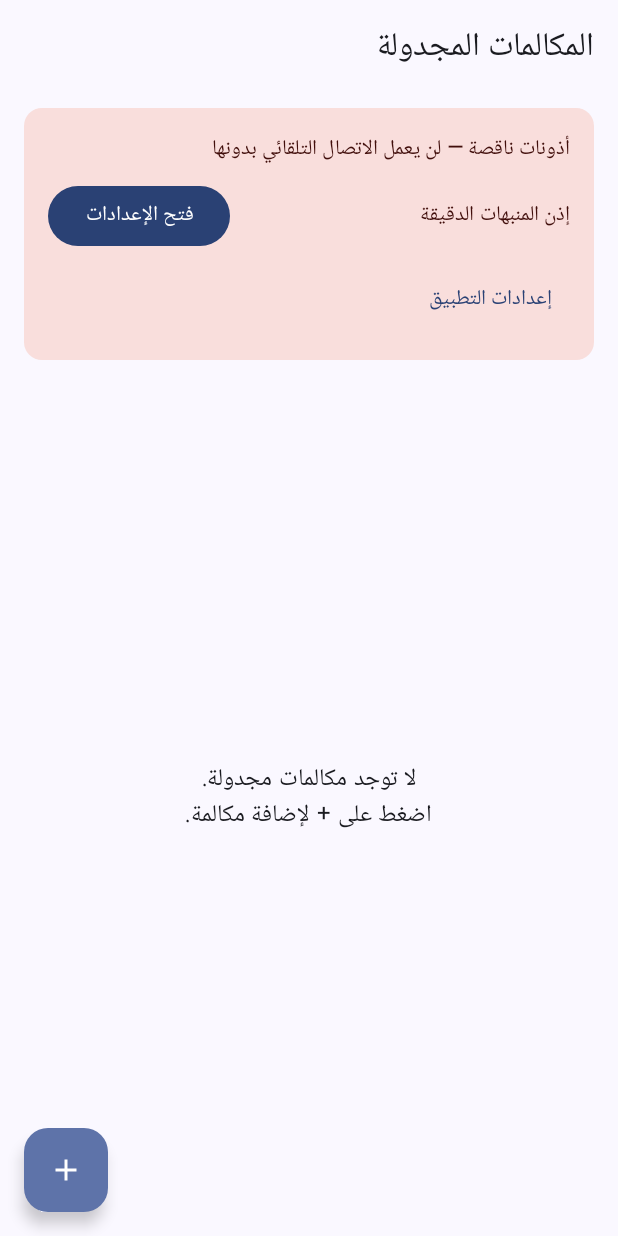
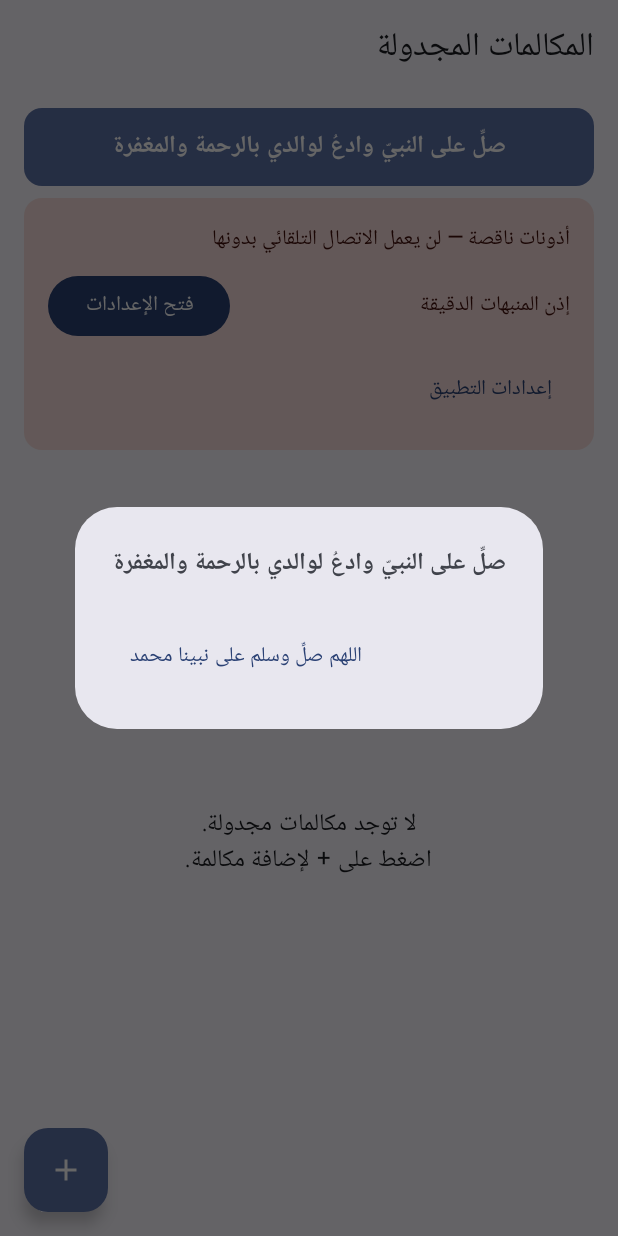
Before and after one commit to joneyasf/autocaller, an Android app built with Jetpack Compose: the screen it shows after launch (MainActivity), on a phone screen of 412 x 824 dp. Run offline under Robolectric (Android 15) with nearby library versions, the phone set to English and light mode, and no system bars; our stand-ins replace Room's generated code.

Commit message:
AutoCaller v4: fix PreciseCallState constants (TelephonyManager, was android.telecom.Call - build failure), add opening dua on app launch

```diff
--- a/app/build.gradle.kts
+++ b/app/build.gradle.kts
@@ -12,8 +12,8 @@ android {
         applicationId = "com.example.autocaller"
         minSdk = 26
         targetSdk = 34
-        versionCode = 3
-        versionName = "1.2"
+        versionCode = 4
+        versionName = "1.3"
     }
 
     buildTypes {
--- a/app/src/main/java/com/example/autocaller/service/CallService.kt
+++ b/app/src/main/java/com/example/autocaller/service/CallService.kt
@@ -138,14 +138,14 @@ class CallService : Service() {
             applicationContext,
             onPreciseStateChanged = { precise ->
                 when (precise) {
-                    android.telecom.Call.PRECISE_CALL_STATE_ACTIVE -> {
+                    TelephonyManager.PRECISE_CALL_STATE_ACTIVE -> {
                         everActive = true
                         if (!outcome.isCompleted) outcome.complete(Outcome.Answered)
                     }
-                    android.telecom.Call.PRECISE_CALL_STATE_DIALING -> {
+                    TelephonyManager.PRECISE_CALL_STATE_DIALING -> {
                         if (dialStartedAt < 0) dialStartedAt = System.currentTimeMillis()
                     }
-                    android.telecom.Call.PRECISE_CALL_STATE_DISCONNECTED -> {
+                    TelephonyManager.PRECISE_CALL_STATE_DISCONNECTED -> {
                         if (!outcome.isCompleted) {
                             endedAt = System.currentTimeMillis()
                             outcome.complete(Outcome.Ended)
--- a/app/src/main/java/com/example/autocaller/service/CallStateMonitor.kt
+++ b/app/src/main/java/com/example/autocaller/service/CallStateMonitor.kt
@@ -25,7 +25,7 @@ import java.util.concurrent.Executor
  *
  * Correct detection:
  * - API 31+: TelephonyCallback.PreciseCallStateListener.
- *   android.telecom.Call.PRECISE_CALL_STATE_ACTIVE = the remote side
+ *   TelephonyManager.PRECISE_CALL_STATE_ACTIVE = the remote side
  *   answered. PRECISE_CALL_STATE_DIALING = ringing out, NOT answered.
  *   PRECISE_CALL_STATE_DISCONNECTED = call ended.
  * - API 26-30 (and as a safety net on all APIs): legacy
--- a/app/src/main/java/com/example/autocaller/ui/MainScreen.kt
+++ b/app/src/main/java/com/example/autocaller/ui/MainScreen.kt
@@ -19,6 +19,7 @@ import androidx.compose.material.icons.filled.Delete
 import androidx.compose.material.icons.filled.Edit
 import androidx.compose.material3.AlertDialog
 import androidx.compose.material3.Card
+import androidx.compose.material3.CardDefaults
 import androidx.compose.material3.ExperimentalMaterial3Api
 import androidx.compose.material3.FloatingActionButton
 import androidx.compose.material3.Icon
@@ -76,6 +77,8 @@ fun MainScreen(vm: MainViewModel) {
     var dialogOpen by remember { mutableStateOf(false) }
     var editing by remember { mutableStateOf<ScheduledCall?>(null) }
     var pendingDelete by remember { mutableStateOf<ScheduledCall?>(null) }
+    // Opening dua: shown on every app open (fresh composition after launch).
+    var showDuaDialog by remember { mutableStateOf(true) }
 
     // Re-check permissions every time the app comes to the foreground.
     val lifecycleOwner = LocalLifecycleOwner.current
@@ -117,6 +120,23 @@ fun MainScreen(vm: MainViewModel) {
         }
     ) { padding ->
         Column(Modifier.padding(padding).fillMaxSize()) {
+            // Persistent banner with the opening dua, below the app title.
+            Card(
+                modifier = Modifier.padding(start = 16.dp, end = 16.dp, top = 8.dp).fillMaxWidth(),
+                colors = CardDefaults.cardColors(
+                    containerColor = MaterialTheme.colorScheme.primaryContainer
+                )
+            ) {
+                Text(
+                    stringResource(R.string.opening_dua),
+                    modifier = Modifier.padding(12.dp).fillMaxWidth(),
+                    textAlign = TextAlign.Center,
+                    style = MaterialTheme.typography.bodyLarge,
+                    fontWeight = FontWeight.Bold,
+                    color = MaterialTheme.colorScheme.onPrimaryContainer
+                )
+            }
+
             PermissionsCard(
                 status = status,
                 onGrantRuntime = {
@@ -170,6 +190,25 @@ fun MainScreen(vm: MainViewModel) {
             initial = editing,
             onDismiss = { dialogOpen = false },
             onSave = { vm.save(it); dialogOpen = false }
+        )
+    }
+
+    if (showDuaDialog) {
+        AlertDialog(
+            onDismissRequest = { showDuaDialog = false },
+            text = {
+                Text(
+                    stringResource(R.string.opening_dua),
+                    textAlign = TextAlign.Center,
+                    style = MaterialTheme.typography.bodyLarge,
+                    fontWeight = FontWeight.Bold
+                )
+            },
+            confirmButton = {
+                TextButton(onClick = { showDuaDialog = false }) {
+                    Text(stringResource(R.string.dua_dismiss))
+                }
+            }
         )
     }
 
--- a/app/src/main/res/values/strings.xml
+++ b/app/src/main/res/values/strings.xml
@@ -49,4 +49,6 @@
     <string name="notif_calling">جارٍ الاتصال بـ %1$s</string>
     <string name="notif_failed">تعذّر إجراء المكالمة إلى %1$s</string>
     <string name="notif_failed_hint">اضغط للاتصال يدوياً</string>
+    <string name="opening_dua">صلِّ على النبيّ وادعُ لوالدي بالرحمة والمغفرة</string>
+    <string name="dua_dismiss">اللهم صلِّ وسلم على نبينا محمد</string>
 </resources>
```
